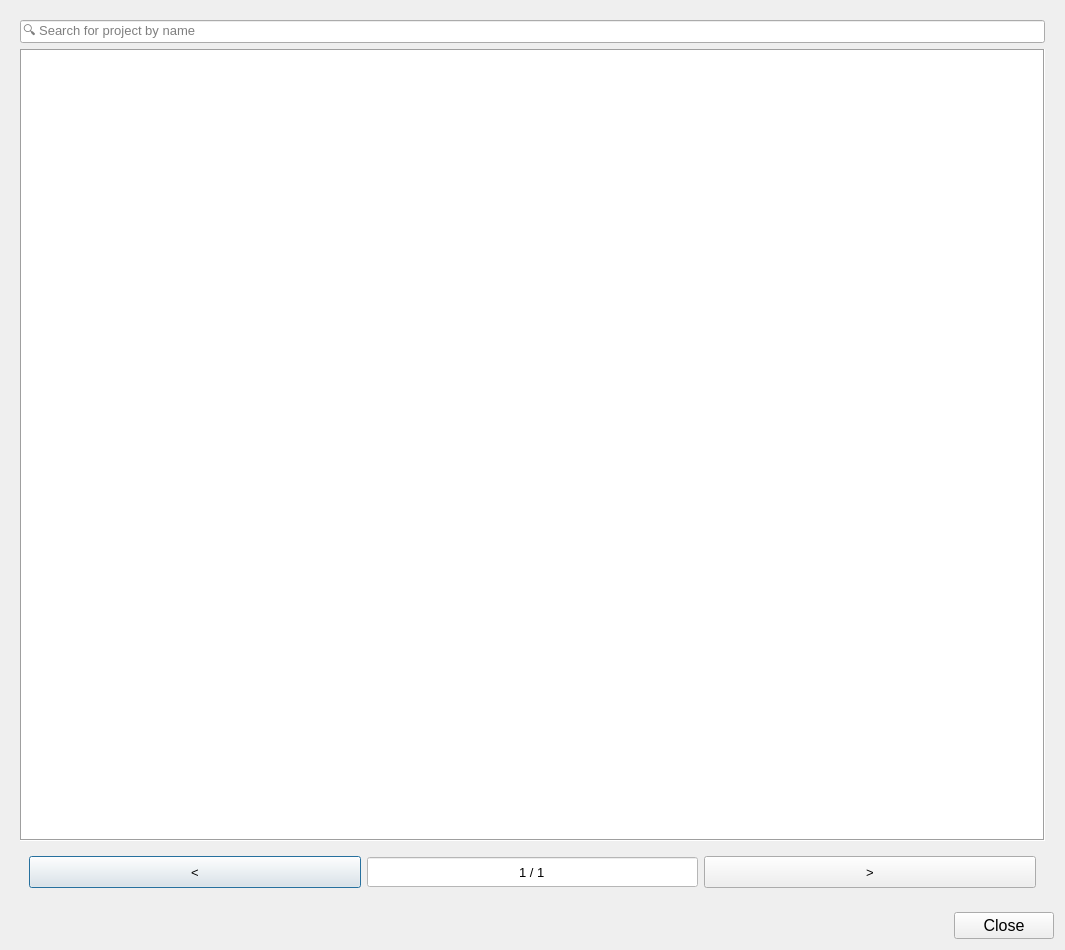
First picture: the form in rana_qgis_plugin/widgets/ui/rana.ui, repository nens/rana-qgis-plugin, before the edit.
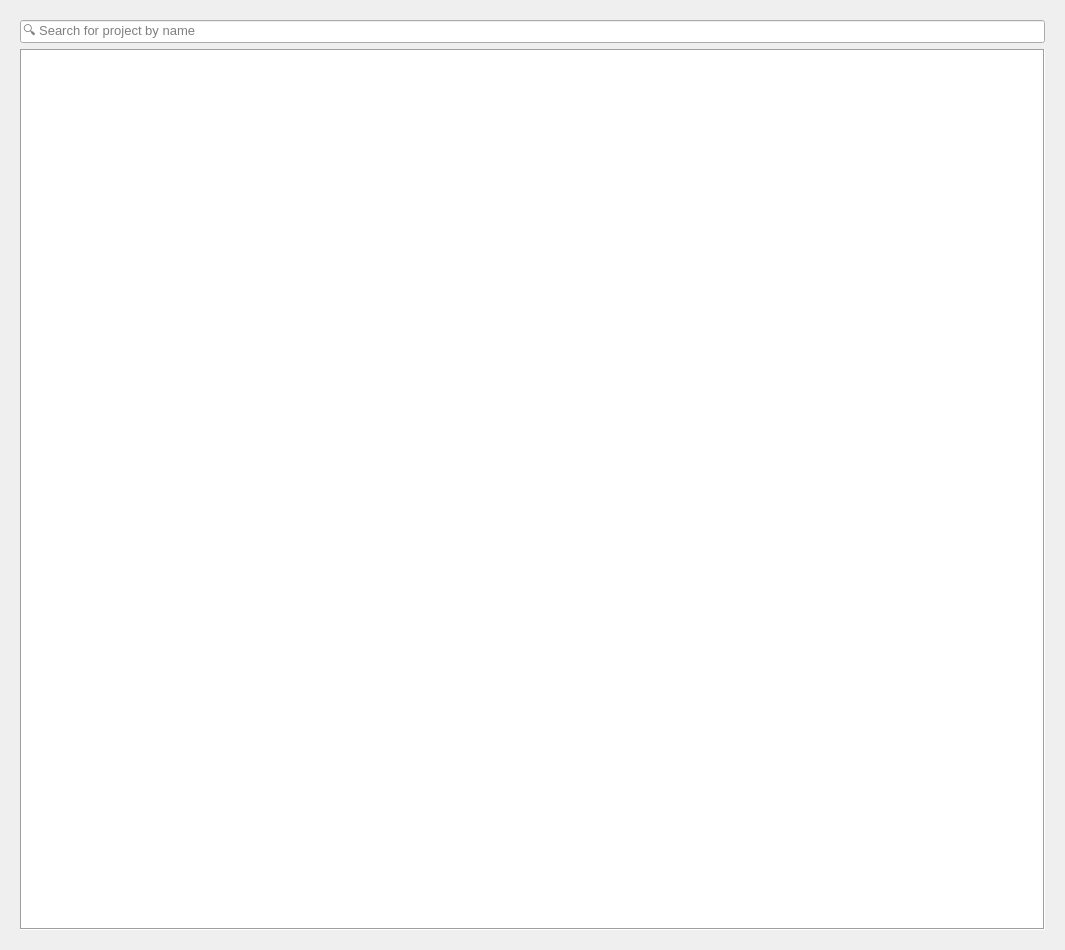
Second picture: the form after the edit.

Diff of the .ui file:
```diff
--- a/rana_qgis_plugin/widgets/ui/rana.ui
+++ b/rana_qgis_plugin/widgets/ui/rana.ui
@@ -38,6 +38,12 @@
       </item>
       <item>
        <widget class="QTreeView" name="projects_tv">
+        <property name="sizePolicy">
+         <sizepolicy hsizetype="Preferred" vsizetype="Preferred">
+          <horstretch>0</horstretch>
+          <verstretch>0</verstretch>
+         </sizepolicy>
+        </property>
         <property name="font">
          <font>
           <family>Segoe UI</family>
@@ -58,207 +64,9 @@
         </attribute>
        </widget>
       </item>
-      <item>
-       <widget class="QWidget" name="pagination_wg" native="true">
-        <property name="sizePolicy">
-         <sizepolicy hsizetype="Preferred" vsizetype="Preferred">
-          <horstretch>0</horstretch>
-          <verstretch>0</verstretch>
-         </sizepolicy>
-        </property>
-        <property name="minimumSize">
-         <size>
-          <width>500</width>
-          <height>50</height>
-         </size>
-        </property>
-        <property name="font">
-         <font>
-          <family>Segoe UI</family>
-         </font>
-        </property>
-        <layout class="QHBoxLayout" name="horizontalLayout">
-         <property name="sizeConstraint">
-          <enum>QLayout::SetDefaultConstraint</enum>
-         </property>
-         <item>
-          <layout class="QHBoxLayout" name="horizontalLayout_1">
-           <property name="sizeConstraint">
-            <enum>QLayout::SetDefaultConstraint</enum>
-           </property>
-           <property name="topMargin">
-            <number>0</number>
-           </property>
-           <property name="bottomMargin">
-            <number>0</number>
-           </property>
-           <item>
-            <widget class="QPushButton" name="pb_prev_page">
-             <property name="sizePolicy">
-              <sizepolicy hsizetype="Minimum" vsizetype="Minimum">
-               <horstretch>0</horstretch>
-               <verstretch>0</verstretch>
-              </sizepolicy>
-             </property>
-             <property name="minimumSize">
-              <size>
-               <width>40</width>
-               <height>20</height>
-              </size>
-             </property>
-             <property name="maximumSize">
-              <size>
-               <width>16777215</width>
-               <height>16777215</height>
-              </size>
-             </property>
-             <property name="font">
-              <font>
-               <family>Segoe UI</family>
-               <pointsize>10</pointsize>
-              </font>
-             </property>
-             <property name="layoutDirection">
-              <enum>Qt::LeftToRight</enum>
-             </property>
-             <property name="text">
-              <string>&lt;</string>
-             </property>
-            </widget>
-           </item>
-           <item>
-            <widget class="QSpinBox" name="page_sbox">
-             <property name="sizePolicy">
-              <sizepolicy hsizetype="Minimum" vsizetype="Minimum">
-               <horstretch>0</horstretch>
-               <verstretch>0</verstretch>
-              </sizepolicy>
-             </property>
-             <property name="minimumSize">
-              <size>
-               <width>60</width>
-               <height>20</height>
-              </size>
-             </property>
-             <property name="font">
-              <font>
-               <family>Segoe UI</family>
-               <pointsize>10</pointsize>
-              </font>
-             </property>
-             <property name="focusPolicy">
-              <enum>Qt::StrongFocus</enum>
-             </property>
-             <property name="styleSheet">
-              <string notr="true">QSpinBox {background-color: white;}</string>
-             </property>
-             <property name="frame">
-              <bool>true</bool>
-             </property>
-             <property name="alignment">
-              <set>Qt::AlignCenter</set>
-             </property>
-             <property name="buttonSymbols">
-              <enum>QAbstractSpinBox::NoButtons</enum>
-             </property>
-             <property name="suffix">
-              <string> / 1</string>
-             </property>
-             <property name="minimum">
-              <number>1</number>
-             </property>
-            </widget>
-           </item>
-           <item>
-            <widget class="QPushButton" name="pb_next_page">
-             <property name="sizePolicy">
-              <sizepolicy hsizetype="Minimum" vsizetype="Minimum">
-               <horstretch>0</horstretch>
-               <verstretch>0</verstretch>
-              </sizepolicy>
-             </property>
-             <property name="minimumSize">
-              <size>
-               <width>40</width>
-               <height>20</height>
-              </size>
-             </property>
-             <property name="maximumSize">
-              <size>
-               <width>16777215</width>
-               <height>16777215</height>
-              </size>
-             </property>
-             <property name="font">
-              <font>
-               <family>Segoe UI</family>
-               <pointsize>10</pointsize>
-              </font>
-             </property>
-             <property name="text">
-              <string>&gt;</string>
-             </property>
-            </widget>
-           </item>
-          </layout>
-         </item>
-        </layout>
-       </widget>
-      </item>
      </layout>
     </widget>
    </item>
-   <item row="1" column="0">
-    <layout class="QHBoxLayout" name="horizontalLayout_2">
-     <property name="bottomMargin">
-      <number>0</number>
-     </property>
-     <item>
-      <spacer name="horizontalSpacer_2">
-       <property name="orientation">
-        <enum>Qt::Horizontal</enum>
-       </property>
-       <property name="sizeHint" stdset="0">
-        <size>
-         <width>40</width>
-         <height>20</height>
-        </size>
-       </property>
-      </spacer>
-     </item>
-     <item>
-      <widget class="QPushButton" name="pb_close">
-       <property name="sizePolicy">
-        <sizepolicy hsizetype="Preferred" vsizetype="Fixed">
-         <horstretch>0</horstretch>
-         <verstretch>0</verstretch>
-        </sizepolicy>
-       </property>
-       <property name="minimumSize">
-        <size>
-         <width>100</width>
-         <height>25</height>
-        </size>
-       </property>
-       <property name="maximumSize">
-        <size>
-         <width>16777215</width>
-         <height>16777215</height>
-        </size>
-       </property>
-       <property name="font">
-        <font>
-         <family>Segoe UI</family>
-         <pointsize>12</pointsize>
-        </font>
-       </property>
-       <property name="text">
-        <string>Close</string>
-       </property>
-      </widget>
-     </item>
-    </layout>
-   </item>
   </layout>
  </widget>
  <tabstops>
```
Left out of the diff: 6 changed lines with no effect on the pictures.
